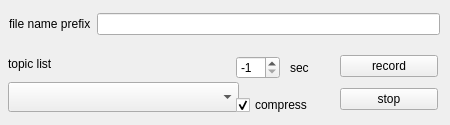
First picture: the form in resource/RosbagPlugin.ui, repository money-gon/rqt_rosbag, before the edit.
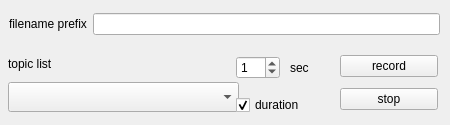
Second picture: the form after the edit.

```diff
--- a/resource/RosbagPlugin.ui
+++ b/resource/RosbagPlugin.ui
@@ -41,7 +41,7 @@
     <item>
      <widget class="QLabel" name="label">
       <property name="text">
-       <string>&lt;html&gt;&lt;head/&gt;&lt;body&gt;&lt;p&gt;file name prefix&lt;/p&gt;&lt;/body&gt;&lt;/html&gt;</string>
+       <string>&lt;html&gt;&lt;head/&gt;&lt;body&gt;&lt;p&gt;filename prefix&lt;/p&gt;&lt;/body&gt;&lt;/html&gt;</string>
       </property>
      </widget>
     </item>
@@ -120,13 +120,13 @@
            <string/>
           </property>
           <property name="minimum">
-           <number>-1</number>
+           <number>0</number>
           </property>
           <property name="maximum">
            <number>99</number>
           </property>
           <property name="value">
-           <number>-1</number>
+           <number>1</number>
           </property>
          </widget>
         </item>
@@ -145,7 +145,7 @@
          <bool>false</bool>
         </property>
         <property name="text">
-         <string>compress</string>
+         <string>duration</string>
         </property>
         <property name="checked">
          <bool>true</bool>
```
Left out of the diff: 2 changed lines with no effect on the pictures.
